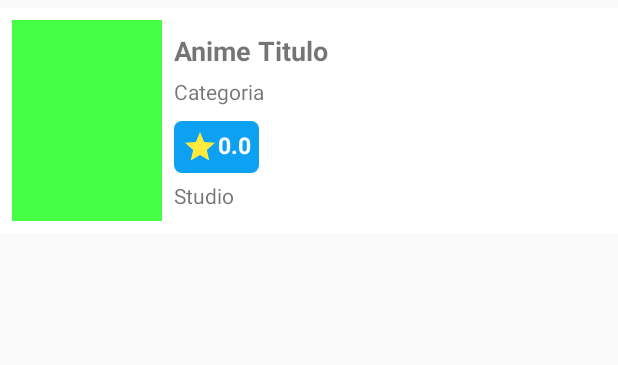
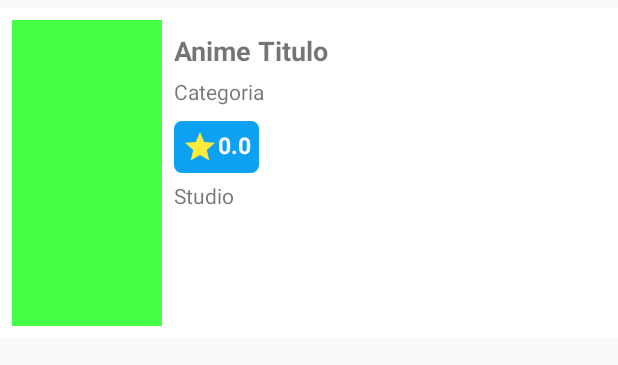
Before and after one commit to rafasera/PortalFilgs, an Android app: the layout anime_row_item.xml on its own in the app's theme, with its tools: preview values and no code run, on a phone screen of 412 x 824 dp. Shown: the top 365 px of the screen. Run offline under Robolectric (Android 15) with nearby library versions, the light colour scheme and no system bars; network calls fail.

Commit message:
object comentarios adicionado

```diff
--- a/app/src/main/java/com/rafaelfilgueiras/portalanimes/activity/MainActivity.java
+++ b/app/src/main/java/com/rafaelfilgueiras/portalanimes/activity/MainActivity.java
@@ -1,3 +1,6 @@
+// update em 18/02/2018 as 21:20
+
+
 package com.rafaelfilgueiras.portalanimes.activity;
 
 import android.support.v7.app.AppCompatActivity;
@@ -52,11 +55,15 @@ public class MainActivity extends AppCompatActivity {
 
                 for (int i = 0; i < response.length(); i++) {
 
+                    String ExcerptText;
+
                     try {
                         jsonObject = response.getJSONObject(i);
                         Anime anime = new Anime();
                         //anime.setTitle(jsonObject.getString("title"));
                         anime.setTitle(jsonObject.getJSONObject("title").getString("rendered"));
+                        anime.setTitle(jsonObject.getJSONObject("content").getString("rendered"));
+
                         // feitas alterações para obter o objeto
                         //anime.setDescription(jsonObject.getString("description"));
                         //anime.setExcerpt(jsonObject.getString("version"));
--- a/app/src/main/java/com/rafaelfilgueiras/portalanimes/model/Anime.java
+++ b/app/src/main/java/com/rafaelfilgueiras/portalanimes/model/Anime.java
@@ -35,7 +35,8 @@ public class Anime {
         this.content = content;
     }
 
-    public void setExcerpt(String excerpt) {
+    public String setExcerpt(String excerpt) {
         this.excerpt = excerpt;
+        return excerpt;
     }
 }
--- a/app/src/main/res/layout/anime_row_item.xml
+++ b/app/src/main/res/layout/anime_row_item.xml
@@ -1,24 +1,23 @@
 <?xml version="1.0" encoding="utf-8"?>
-<LinearLayout
-    xmlns:android="http://schemas.android.com/apk/res/android"
+<LinearLayout xmlns:android="http://schemas.android.com/apk/res/android"
+    android:layout_width="match_parent"
+    android:layout_height="220dp"
+    android:layout_marginTop="5dp"
+    android:background="#fff"
     android:orientation="horizontal"
-    android:layout_width="match_parent"
-    android:layout_height="150dp"
-    android:layout_marginTop="5dp"
-    android:padding="8dp"
-    android:background="#fff">
+    android:padding="8dp">
 
     <ImageView
+        android:id="@+id/thumbnail"
         android:layout_width="100dp"
         android:layout_height="match_parent"
-        android:background="@drawable/loading_shape"
-        android:id="@+id/thumbnail"/>
+        android:background="@drawable/loading_shape" />
 
     <LinearLayout
         android:layout_width="match_parent"
-        android:layout_height="130dp"
-        android:orientation="vertical"
-        android:layout_margin="8dp">
+        android:layout_height="200dp"
+        android:layout_margin="8dp"
+        android:orientation="vertical">
 
 
         <TextView
@@ -31,30 +30,30 @@
 
         <TextView
             android:id="@+id/categoria"
-            android:layout_marginTop="5dp"
             android:layout_width="match_parent"
             android:layout_height="wrap_content"
+            android:layout_marginTop="5dp"
             android:text="Categoria" />
 
         <TextView
             android:id="@+id/rating"
             android:layout_width="wrap_content"
             android:layout_height="wrap_content"
-            android:text="0.0"
             android:layout_marginTop="10dp"
             android:background="@drawable/rating_background"
+            android:drawableLeft="@drawable/ic_star_black_24dp"
+            android:padding="5dp"
+            android:text="0.0"
             android:textColor="#fff"
             android:textSize="15sp"
-            android:textStyle="bold"
-            android:drawableLeft="@drawable/ic_star_black_24dp"
-            android:padding="5dp"/>
+            android:textStyle="bold" />
 
         <TextView
             android:id="@+id/studio"
             android:layout_width="wrap_content"
             android:layout_height="wrap_content"
-            android:text="Studio"
-            android:layout_marginTop="5dp"/>
+            android:layout_marginTop="5dp"
+            android:text="Studio" />
 
 
     </LinearLayout>
```
